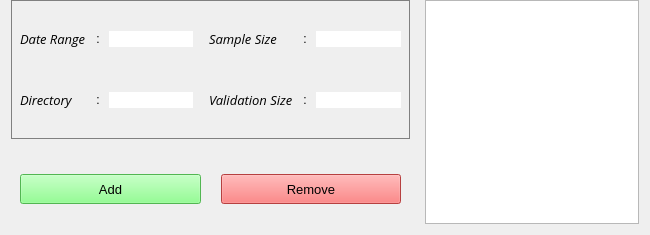
The window that ui/xml/options/first.ui (janoschortmann/abstract-screening) describes before a commit, drawn with Qt 5.
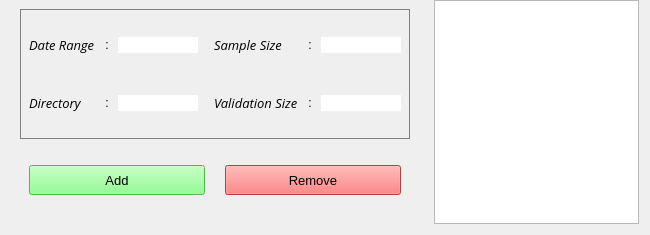
The same window after the commit.

Diff of the .ui file:
```diff
--- a/ui/xml/options/first.ui
+++ b/ui/xml/options/first.ui
@@ -21,7 +21,8 @@
     <number>0</number>
    </property>
    <item>
-    <layout class="QVBoxLayout" name="variables">
+    <widget class="QWidget" name="variables" native="true">
+     <layout class="QVBoxLayout" name="variables_layout">
      <property name="sizeConstraint">
       <enum>QLayout::SizeConstraint::SetDefaultConstraint</enum>
      </property>
@@ -276,6 +277,7 @@
       </widget>
      </item>
     </layout>
+    </widget>
    </item>
    <item>
     <widget class="QTextEdit" name="query"/>
```
Left out of the diff: 2 changed lines with no effect on the pictures. Lines whose indentation alone changed are shown as unchanged.
